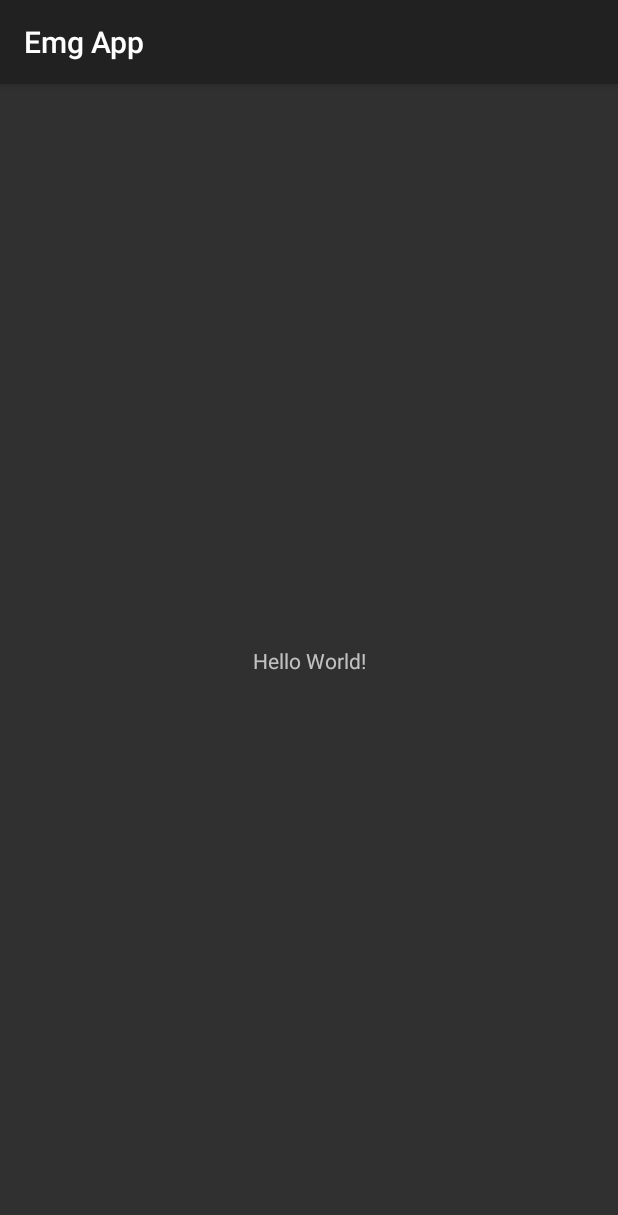
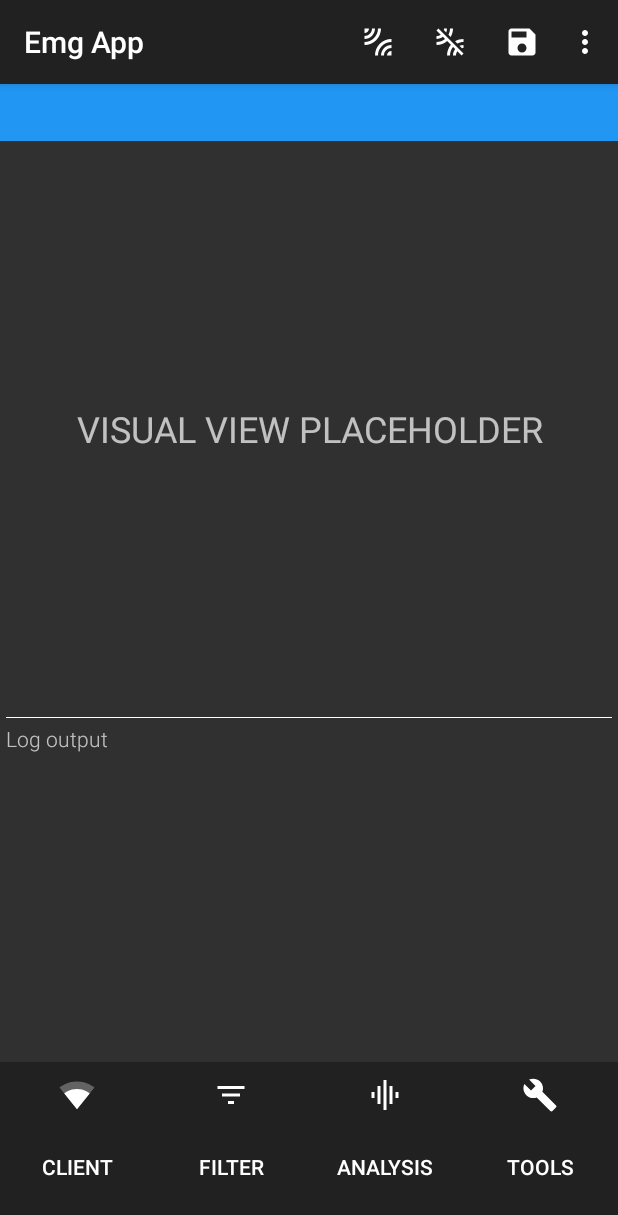
Before and after one commit to shockbytes/EmgApp, an Android app: the screen it shows after launch (MainActivity), on a phone screen of 412 x 824 dp. Shown: the top 1215 px of the screen. Run offline under Robolectric (Android 15) with nearby library versions, the phone set to English and light mode, and no system bars; our stand-ins replace ButterKnife, Dagger/Hilt's generated code; 7 statements that could not run were skipped.

Commit message:
Implement UI basics and add icon set

```diff
--- a/app/src/main/java/at/fhooe/mc/emg/app/ui/activity/MainActivity.kt
+++ b/app/src/main/java/at/fhooe/mc/emg/app/ui/activity/MainActivity.kt
@@ -1,12 +1,16 @@
 package at.fhooe.mc.emg.app.ui.activity
 
 import android.os.Bundle
+import android.support.v4.app.Fragment
 import android.support.v7.app.AppCompatActivity
+import android.view.Menu
+import android.view.MenuItem
 import android.view.View
-import android.widget.Toast
 import at.fhooe.mc.emg.app.R
 import at.fhooe.mc.emg.app.core.AndroidEmgController
 import at.fhooe.mc.emg.app.core.EmgApp
+import at.fhooe.mc.emg.app.ui.fragment.FrequencyAnalysisFragment
+import at.fhooe.mc.emg.app.ui.fragment.MainFragment
 import at.fhooe.mc.emg.app.view.AndroidEmgView
 import at.fhooe.mc.emg.clientdriver.EmgClientDriver
 import at.fhooe.mc.emg.core.EmgController
@@ -29,48 +33,68 @@ class MainActivity : AppCompatActivity(), AndroidEmgView<View> {
 
     private lateinit var visualView: VisualView<View>
 
+    private var renderView: AndroidEmgView<View>? = null
+
     override fun onCreate(savedInstanceState: Bundle?) {
         super.onCreate(savedInstanceState)
         setContentView(R.layout.activity_main)
         (application as EmgApp).appComponent.inject(this)
+
+        showRenderView()
+
         emgController.androidEmgView = this
+    }
+
+    override fun onCreateOptionsMenu(menu: Menu?): Boolean {
+        menuInflater.inflate(R.menu.menu_main, menu)
+        return super.onCreateOptionsMenu(menu)
+    }
+
+    override fun onOptionsItemSelected(item: MenuItem?): Boolean {
+
+        // TODO Use viewCallback here
+        when (item?.itemId) {
+
+        }
+
+        return super.onOptionsItemSelected(item)
     }
 
     // --------------------------------------------------------------------
 
     override fun setVisualView(view: VisualView<View>) {
         visualView = view
-        // TODO Set the view in the layout
+        renderView?.setVisualView(view)
     }
 
     override fun onRawClientDataAvailable(raw: String) {
-        // TODO
+        renderView?.onRawClientDataAvailable(raw)
     }
 
     override fun reset() {
-        // TODO
+        // TODO Dispatch partially
+        renderView?.reset()
     }
 
     override fun setDeviceControlsEnabled(isEnabled: Boolean) {
-        // TODO
+        // TODO Dispatch partially
+        renderView?.setDeviceControlsEnabled(isEnabled)
     }
 
     override fun setupEmgClientDriverConfigViews(clients: List<EmgClientDriver>) {
-        // TODO
+        // TODO Do that here
     }
 
     override fun setupEmgClientDriverView(clients: List<EmgClientDriver>, defaultClient: EmgClientDriver) {
-        // TODO Set the Config view for each driver here?
-        // TODO
-        clients.forEach { Toast.makeText(applicationContext, it.shortName, Toast.LENGTH_SHORT).show() }
+        renderView?.setupEmgClientDriverView(clients, defaultClient)
     }
 
     override fun setupFilterViews(filter: List<Filter>) {
-        // TODO
+        renderView?.setupFilterViews(filter)
     }
 
     override fun setupToolsView(tools: List<Tool>, controller: EmgController) {
-        // TODO
+        renderView?.setupToolsView(tools, controller)
     }
 
     override fun setupView(viewCallback: EmgViewCallback, config: EmgConfig) {
@@ -78,17 +102,43 @@ class MainActivity : AppCompatActivity(), AndroidEmgView<View> {
         this.config = config
 
         // TODO Read from configuration
+        renderView?.setupView(viewCallback, config)
     }
 
     override fun showFrequencyAnalysisView(method: FrequencyAnalysisMethod) {
-        // TODO Pass a view to the method
-        method.evaluate(null)
+        val fragment = FrequencyAnalysisFragment.newInstance()
+        showFragmentWithBackstack(fragment)
+        method.evaluate(fragment)
     }
 
     override fun updateStatus(status: String) {
-        // TODO
-        actionBar.subtitle = status
+        renderView?.updateStatus(status)
     }
 
+    // --------------------------------------------------------------------
+
+    private fun showRenderView() {
+
+        val fragment = MainFragment.newInstance()
+        // Store reference to renderView, which will be called in the callbacks of EmgView
+        renderView = fragment
+
+        showFragment(fragment)
+    }
+
+    private fun showFragment(fragment: Fragment) {
+        supportFragmentManager.beginTransaction()
+                .setCustomAnimations(android.R.anim.fade_in, android.R.anim.fade_out)
+                .replace(R.id.main_container, fragment)
+                .commit()
+    }
+
+    private fun showFragmentWithBackstack(fragment: Fragment) {
+        supportFragmentManager.beginTransaction()
+                .setCustomAnimations(android.R.anim.fade_in, android.R.anim.fade_out)
+                .replace(R.id.main_container, fragment)
+                .addToBackStack(null)
+                .commit()
+    }
 
 }
--- /dev/null
+++ b/app/src/main/java/at/fhooe/mc/emg/app/ui/fragment/MainFragment.kt
@@ -0,0 +1,110 @@
+package at.fhooe.mc.emg.app.ui.fragment
+
+import android.os.Bundle
+import android.text.method.ScrollingMovementMethod
+import android.view.LayoutInflater
+import android.view.View
+import android.view.ViewGroup
+import android.widget.TextView
+import at.fhooe.mc.emg.app.R
+import at.fhooe.mc.emg.app.view.AndroidEmgView
+import at.fhooe.mc.emg.clientdriver.EmgClientDriver
+import at.fhooe.mc.emg.core.EmgController
+import at.fhooe.mc.emg.core.analysis.FrequencyAnalysisMethod
+import at.fhooe.mc.emg.core.filter.Filter
+import at.fhooe.mc.emg.core.tools.Tool
+import at.fhooe.mc.emg.core.util.config.EmgConfig
+import at.fhooe.mc.emg.core.view.EmgViewCallback
+import at.fhooe.mc.emg.core.view.VisualView
+import at.shockbytes.remote.fragment.BaseFragment
+import butterknife.BindView
+
+/**
+ * @author Martin Macheiner
+ * Date: 01.12.2017.
+ */
+class MainFragment : BaseFragment(), AndroidEmgView<View> {
+
+    @BindView(R.id.fragment_main_txt_console)
+    protected lateinit var txtConsole: TextView
+
+    @BindView(R.id.fragment_main_txt_status)
+    protected lateinit var txtStatus: TextView
+
+    private var visualView: VisualView<View>? = null
+
+    override fun onCreateView(inflater: LayoutInflater?, container: ViewGroup?,
+                              savedInstanceState: Bundle?): View? {
+        return inflater?.inflate(R.layout.fragment_main, container, false)
+    }
+
+    override fun setupViews() {
+        // TODO
+        txtConsole.movementMethod = ScrollingMovementMethod()
+        txtStatus.text = getString(R.string.status_not_connected)
+    }
+
+    // --------------------------------------------------------------------
+
+    override fun onRawClientDataAvailable(raw: String) {
+        txtConsole.append("$raw\n")
+
+    }
+
+    override fun setVisualView(view: VisualView<View>) {
+        this.visualView = view
+
+        // TODO Replace views
+    }
+
+    override fun reset() {
+        visualView?.reset()
+        txtConsole.text = ""
+    }
+
+    override fun setDeviceControlsEnabled(isEnabled: Boolean) {
+        // TODO
+    }
+
+    override fun setupEmgClientDriverConfigViews(clients: List<EmgClientDriver>) {
+        // Will be handled in parent AndroidEmgView
+    }
+
+    override fun setupEmgClientDriverView(clients: List<EmgClientDriver>, defaultClient: EmgClientDriver) {
+        // TODO
+    }
+
+    override fun setupFilterViews(filter: List<Filter>) {
+        // TODO
+    }
+
+    override fun setupToolsView(tools: List<Tool>, controller: EmgController) {
+        // TODO
+    }
+
+    override fun setupView(viewCallback: EmgViewCallback, config: EmgConfig) {
+        // TODO
+    }
+
+    override fun showFrequencyAnalysisView(method: FrequencyAnalysisMethod) {
+        // Will be handled in parent AndroidEmgView
+    }
+
+    override fun updateStatus(status: String) {
+        // TODO
+    }
+
+    // --------------------------------------------------------------------
+
+    companion object {
+
+        fun newInstance(): MainFragment {
+            val fragment = MainFragment()
+            val args = Bundle()
+            fragment.arguments = args
+            return fragment
+        }
+
+    }
+
+}
--- /dev/null
+++ b/app/src/main/res/drawable/ic_client_network.xml
@@ -0,0 +1,13 @@
+<vector xmlns:android="http://schemas.android.com/apk/res/android"
+    android:width="24dp"
+    android:height="24dp"
+    android:viewportHeight="24.0"
+    android:viewportWidth="24.0">
+    <path
+        android:fillAlpha=".3"
+        android:fillColor="#FFF"
+        android:pathData="M12.01,21.49L23.64,7c-0.45,-0.34 -4.93,-4 -11.64,-4C5.28,3 0.81,6.66 0.36,7l11.63,14.49 0.01,0.01 0.01,-0.01z" />
+    <path
+        android:fillColor="#FFF"
+        android:pathData="M3.53,10.95l8.46,10.54 0.01,0.01 0.01,-0.01 8.46,-10.54C20.04,10.62 16.81,8 12,8c-4.81,0 -8.04,2.62 -8.47,2.95z" />
+</vector>
--- /dev/null
+++ b/app/src/main/res/drawable/ic_menu_connect.xml
@@ -0,0 +1,9 @@
+<vector xmlns:android="http://schemas.android.com/apk/res/android"
+        android:width="24dp"
+        android:height="24dp"
+        android:viewportWidth="24.0"
+        android:viewportHeight="24.0">
+    <path
+        android:fillColor="#FFF"
+        android:pathData="M6,3L3,3v3c1.66,0 3,-1.34 3,-3zM14,3h-2c0,4.97 -4.03,9 -9,9v2c6.08,0 11,-4.93 11,-11zM10,3L8,3c0,2.76 -2.24,5 -5,5v2c3.87,0 7,-3.13 7,-7zM10,21h2c0,-4.97 4.03,-9 9,-9v-2c-6.07,0 -11,4.93 -11,11zM18,21h3v-3c-1.66,0 -3,1.34 -3,3zM14,21h2c0,-2.76 2.24,-5 5,-5v-2c-3.87,0 -7,3.13 -7,7z"/>
+</vector>
--- /dev/null
+++ b/app/src/main/res/drawable/ic_menu_disconnect.xml
@@ -0,0 +1,9 @@
+<vector xmlns:android="http://schemas.android.com/apk/res/android"
+        android:width="24dp"
+        android:height="24dp"
+        android:viewportWidth="24.0"
+        android:viewportHeight="24.0">
+    <path
+        android:fillColor="#FFF"
+        android:pathData="M10,3L8,3c0,0.37 -0.04,0.72 -0.12,1.06l1.59,1.59C9.81,4.84 10,3.94 10,3zM3,4.27l2.84,2.84C5.03,7.67 4.06,8 3,8v2c1.61,0 3.09,-0.55 4.27,-1.46L8.7,9.97C7.14,11.24 5.16,12 3,12v2c2.71,0 5.19,-0.99 7.11,-2.62l2.5,2.5C10.99,15.81 10,18.29 10,21h2c0,-2.16 0.76,-4.14 2.03,-5.69l1.43,1.43C14.55,17.91 14,19.39 14,21h2c0,-1.06 0.33,-2.03 0.89,-2.84L19.73,21 21,19.73 4.27,3 3,4.27zM14,3h-2c0,1.5 -0.37,2.91 -1.02,4.16l1.46,1.46C13.42,6.98 14,5.06 14,3zM19.94,16.12c0.34,-0.08 0.69,-0.12 1.06,-0.12v-2c-0.94,0 -1.84,0.19 -2.66,0.52l1.6,1.6zM15.38,11.56l1.46,1.46C18.09,12.37 19.5,12 21,12v-2c-2.06,0 -3.98,0.58 -5.62,1.56z"/>
+</vector>
--- /dev/null
+++ b/app/src/main/res/drawable/ic_menu_export.xml
@@ -0,0 +1,9 @@
+<vector xmlns:android="http://schemas.android.com/apk/res/android"
+        android:width="24dp"
+        android:height="24dp"
+        android:viewportWidth="24.0"
+        android:viewportHeight="24.0">
+    <path
+        android:fillColor="#FFF"
+        android:pathData="M17,3L5,3c-1.11,0 -2,0.9 -2,2v14c0,1.1 0.89,2 2,2h14c1.1,0 2,-0.9 2,-2L21,7l-4,-4zM12,19c-1.66,0 -3,-1.34 -3,-3s1.34,-3 3,-3 3,1.34 3,3 -1.34,3 -3,3zM15,9L5,9L5,5h10v4z"/>
+</vector>
--- /dev/null
+++ b/app/src/main/res/drawable/ic_toolbar_analysis.xml
@@ -0,0 +1,9 @@
+<vector xmlns:android="http://schemas.android.com/apk/res/android"
+        android:width="24dp"
+        android:height="24dp"
+        android:viewportWidth="24.0"
+        android:viewportHeight="24.0">
+    <path
+        android:fillColor="#FFF"
+        android:pathData="M7,18h2L9,6L7,6v12zM11,22h2L13,2h-2v20zM3,14h2v-4L3,10v4zM15,18h2L17,6h-2v12zM19,10v4h2v-4h-2z"/>
+</vector>
--- /dev/null
+++ b/app/src/main/res/drawable/ic_toolbar_filter.xml
@@ -0,0 +1,9 @@
+<vector xmlns:android="http://schemas.android.com/apk/res/android"
+        android:width="24dp"
+        android:height="24dp"
+        android:viewportWidth="24.0"
+        android:viewportHeight="24.0">
+    <path
+        android:fillColor="#FFF"
+        android:pathData="M10,18h4v-2h-4v2zM3,6v2h18L21,6L3,6zM6,13h12v-2L6,11v2z"/>
+</vector>
--- /dev/null
+++ b/app/src/main/res/drawable/ic_toolbar_tools.xml
@@ -0,0 +1,9 @@
+<vector xmlns:android="http://schemas.android.com/apk/res/android"
+        android:width="24dp"
+        android:height="24dp"
+        android:viewportWidth="24.0"
+        android:viewportHeight="24.0">
+    <path
+        android:fillColor="#FFF"
+        android:pathData="M22.7,19l-9.1,-9.1c0.9,-2.3 0.4,-5 -1.5,-6.9 -2,-2 -5,-2.4 -7.4,-1.3L9,6 6,9 1.6,4.7C0.4,7.1 0.9,10.1 2.9,12.1c1.9,1.9 4.6,2.4 6.9,1.5l9.1,9.1c0.4,0.4 1,0.4 1.4,0l2.3,-2.3c0.5,-0.4 0.5,-1.1 0.1,-1.4z"/>
+</vector>
--- a/app/src/main/res/layout/activity_main.xml
+++ b/app/src/main/res/layout/activity_main.xml
@@ -1,19 +1,8 @@
 <?xml version="1.0" encoding="utf-8"?>
-<android.support.constraint.ConstraintLayout xmlns:android="http://schemas.android.com/apk/res/android"
-    xmlns:app="http://schemas.android.com/apk/res-auto"
+<FrameLayout xmlns:android="http://schemas.android.com/apk/res/android"
     xmlns:tools="http://schemas.android.com/tools"
+    android:id="@+id/main_container"
     android:layout_width="match_parent"
     android:layout_height="match_parent"
     android:keepScreenOn="true"
-    tools:context="at.fhooe.mc.emg.app.ui.activity.MainActivity">
-
-    <TextView
-        android:layout_width="wrap_content"
-        android:layout_height="wrap_content"
-        android:text="Hello World!"
-        app:layout_constraintBottom_toBottomOf="parent"
-        app:layout_constraintLeft_toLeftOf="parent"
-        app:layout_constraintRight_toRightOf="parent"
-        app:layout_constraintTop_toTopOf="parent" />
-
-</android.support.constraint.ConstraintLayout>
+    tools:context="at.fhooe.mc.emg.app.ui.activity.MainActivity" />
--- /dev/null
+++ b/app/src/main/res/layout/fragment_frequency_analysis.xml
@@ -0,0 +1,6 @@
+<?xml version="1.0" encoding="utf-8"?>
+<LinearLayout xmlns:android="http://schemas.android.com/apk/res/android"
+    android:orientation="vertical" android:layout_width="match_parent"
+    android:layout_height="match_parent">
+
+</LinearLayout>
--- /dev/null
+++ b/app/src/main/res/layout/fragment_main.xml
@@ -0,0 +1,90 @@
+<?xml version="1.0" encoding="utf-8"?>
+<LinearLayout xmlns:android="http://schemas.android.com/apk/res/android"
+    xmlns:tools="http://schemas.android.com/tools"
+    android:layout_width="match_parent"
+    android:layout_height="match_parent"
+    android:orientation="vertical"
+    android:weightSum="1">
+
+    <TextView
+        android:id="@+id/fragment_main_txt_status"
+        android:layout_width="match_parent"
+        android:layout_height="0dp"
+        android:layout_weight="0.05"
+        android:background="@color/colorAccent"
+        android:fontFamily="sans-serif-light"
+        android:gravity="center"
+        android:textSize="15sp" />
+
+    <TextView
+        android:text="VISUAL VIEW PLACEHOLDER"
+        android:gravity="center"
+        android:textSize="24sp"
+        android:layout_width="match_parent"
+        android:layout_height="0dp"
+        android:layout_weight="0.5" />
+
+    <View
+        android:layout_width="match_parent"
+        android:layout_height="0dp"
+        android:layout_marginEnd="4dp"
+        android:layout_marginStart="4dp"
+        android:layout_weight="0.001"
+        android:background="#fff" />
+
+    <TextView
+        android:id="@+id/fragment_main_txt_console"
+        android:layout_width="match_parent"
+        android:layout_height="0dp"
+        android:layout_weight="0.299"
+        android:padding="4dp"
+        android:textSize="14sp"
+        android:fontFamily="sans-serif-light"
+        android:text="Log output" />
+
+    <LinearLayout
+        android:layout_width="match_parent"
+        android:layout_height="0dp"
+        android:layout_weight="0.15"
+        android:background="#212121"
+        android:orientation="horizontal"
+        android:weightSum="1"
+        tools:ignore="NestedWeights" >
+
+        <Button
+            style="?android:borderlessButtonStyle"
+            android:layout_width="0dp"
+            android:layout_height="match_parent"
+            android:layout_weight="0.25"
+            android:drawableTop="@drawable/ic_client_network"
+            android:text="@string/toolbar_client" />
+
+        <Button
+            style="?android:borderlessButtonStyle"
+            android:layout_width="0dp"
+            android:layout_height="match_parent"
+            android:layout_weight="0.25"
+            android:drawableTop="@drawable/ic_toolbar_filter"
+            android:text="@string/toolbar_filter" />
+
+        <Button
+            style="?android:borderlessButtonStyle"
+            android:layout_width="0dp"
+            android:layout_height="match_parent"
+            android:layout_weight="0.25"
+            android:drawableTop="@drawable/ic_toolbar_analysis"
+            android:text="@string/toolbar_analysis" />
+
+        <Button
+            style="?android:borderlessButtonStyle"
+            android:layout_width="0dp"
+            android:layout_height="match_parent"
+            android:layout_weight="0.25"
+            android:drawableTop="@drawable/ic_toolbar_tools"
+            android:text="@string/toolbar_tools" />
+
+
+    </LinearLayout>
+
+
+</LinearLayout>
--- /dev/null
+++ b/app/src/main/res/menu/menu_main.xml
@@ -0,0 +1,45 @@
+<?xml version="1.0" encoding="utf-8"?>
+<menu xmlns:android="http://schemas.android.com/apk/res/android"
+    xmlns:app="http://schemas.android.com/apk/res-auto"
+    xmlns:tools="http://schemas.android.com/tools"
+    tools:ignore="AlwaysShowAction">
+
+    <item
+        android:id="@+id/menu_main_connect"
+        android:icon="@drawable/ic_menu_connect"
+        android:title="@string/menu_main_connect"
+        app:showAsAction="always" />
+
+    <item
+        android:id="@+id/menu_main_disconnect"
+        android:icon="@drawable/ic_menu_disconnect"
+        android:title="@string/menu_main_disconnect"
+        app:showAsAction="always" />
+
+    <item
+        android:id="@+id/menu_main_export"
+        android:icon="@drawable/ic_menu_export"
+        android:title="@string/menu_main_export"
+        app:showAsAction="always" />
+
+    <item
+        android:id="@+id/menu_main_reset"
+        android:title="@string/menu_main_reset"
+        app:showAsAction="ifRoom" />
+
+    <item
+        android:id="@+id/menu_main_client_config"
+        android:title="@string/menu_main_client_config"
+        app:showAsAction="ifRoom" />
+
+    <item
+        android:id="@+id/menu_main_sample_frequency"
+        android:title="@string/menu_main_sampling_frequency"
+        app:showAsAction="ifRoom" />
+
+    <item
+        android:id="@+id/menu_main_settings"
+        android:title="@string/menu_main_settings"
+        app:showAsAction="never" />
+
+</menu>
--- a/app/src/main/res/values/colors.xml
+++ b/app/src/main/res/values/colors.xml
@@ -1,4 +1,8 @@
 <?xml version="1.0" encoding="utf-8"?>
 <resources>
-    <color name="colorAccent">#F44336</color>
+    <color name="colorAccent">#2196F3</color>
+
+    <color name="error">#F44336</color>
+    <color name="okay">#8BC34A</color>
+
 </resources>
--- a/app/src/main/res/values/strings.xml
+++ b/app/src/main/res/values/strings.xml
@@ -1,3 +1,15 @@
 <resources>
     <string name="app_name">Emg App</string>
+    <string name="status_not_connected">Status: Not connected</string>
+    <string name="menu_main_connect">Connect</string>
+    <string name="menu_main_disconnect">Disconnect</string>
+    <string name="menu_main_export">Export</string>
+    <string name="menu_main_reset">Reset</string>
+    <string name="menu_main_client_config">Client Config</string>
+    <string name="menu_main_sampling_frequency">Sampling Frequency</string>
+    <string name="menu_main_settings">Settings</string>
+    <string name="toolbar_tools">Tools</string>
+    <string name="toolbar_analysis">Analysis</string>
+    <string name="toolbar_filter">Filter</string>
+    <string name="toolbar_client">Client</string>
 </resources>
```
Also changed, not shown: app/src/main/java/at/fhooe/mc/emg/app/ui/fragment/BaseFragment.kt (added, +55 -0 lines), app/src/main/java/at/fhooe/mc/emg/app/ui/fragment/FrequencyAnalysisFragment.kt (added, +41 -0 lines), app/src/main/java/at/fhooe/mc/emg/app/util/AppUtils.kt (added, +23 -0 lines), app/src/main/res/drawable/ic_client_bluetooth.xml (added, +9 -0 lines), app/src/main/res/drawable/ic_client_simulation.xml (added, +9 -0 lines).
